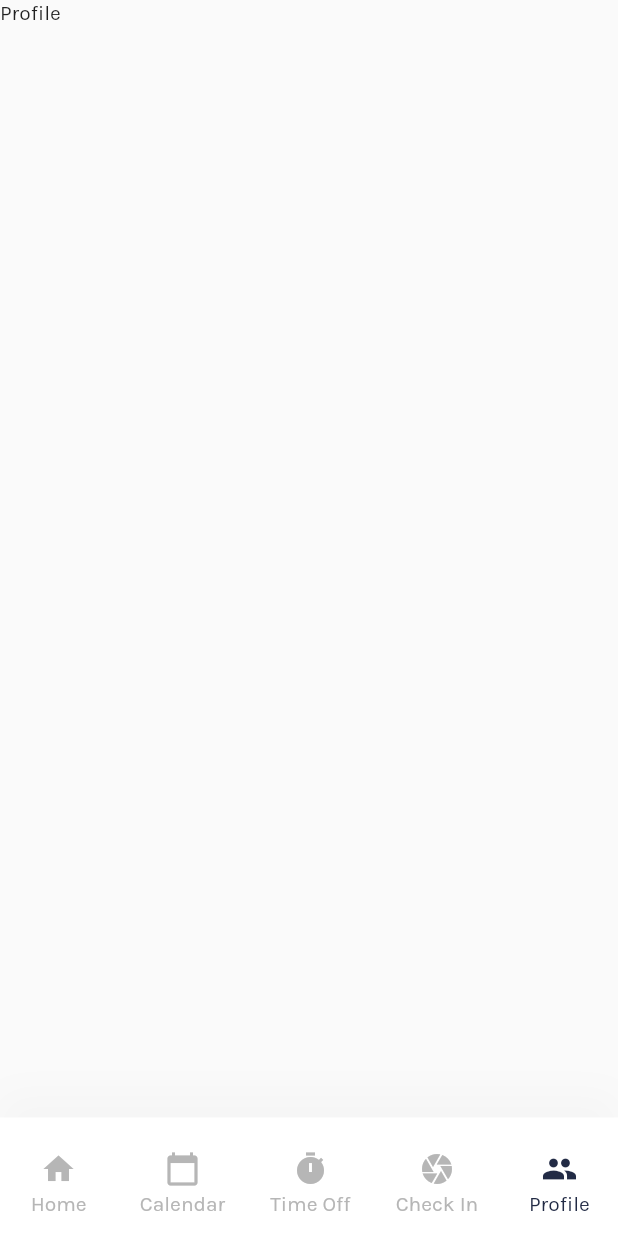
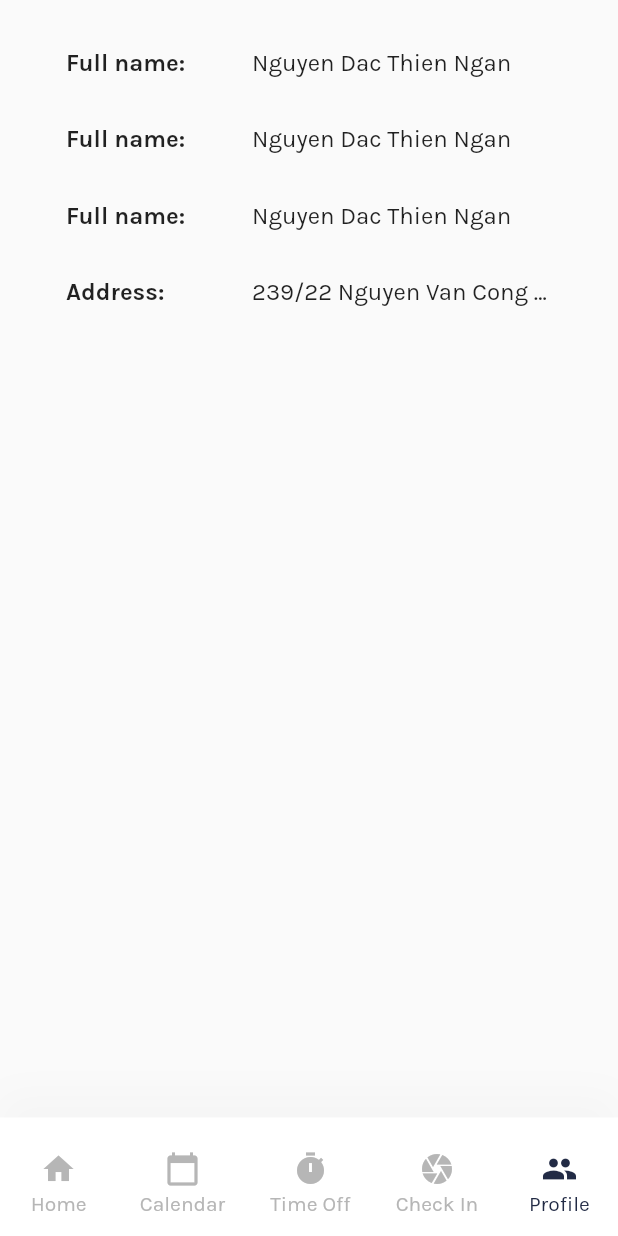
Before and after one commit to nguyendacthienngan/RecruitmentManagementApp, a Flutter app: the ProfilePage screen opened by its route, on a phone screen of 412 x 824 dp. Run offline on Flutter 3.47's test engine with Material 2 defaults, Android fonts, the phone set to English and light mode, and no system bars; our stand-ins replace table_calendar; missing offline and left inert: keyboard_visibility.

Commit message:
Label Component

```diff
--- a/recruitment_management_app/lib/components/label_component.dart
+++ b/recruitment_management_app/lib/components/label_component.dart
@@ -0,0 +1,40 @@
+import 'package:flutter/material.dart';
+
+class CustomLabel extends StatelessWidget {
+  final String title;
+  final String content;
+  CustomLabel({this.title, this.content});
+  @override
+  Widget build(BuildContext context) {
+    return Container(
+      padding: EdgeInsets.fromLTRB(0, 32, 0, 0),
+      child: Row(
+        mainAxisAlignment: MainAxisAlignment.spaceEvenly,
+          children: [
+            SizedBox(
+              width: 80,
+              child: Text(
+                title,
+                style: TextStyle(
+                  fontWeight: FontWeight.w700,
+                  fontSize: 16
+                ),
+              ),
+            ),
+            Flexible(
+              child: SizedBox(
+                width: 200,
+                child: Text(
+                  content,
+                  style: TextStyle(
+                    fontSize: 16,
+                  ),
+                  overflow: TextOverflow.ellipsis,
+                ),
+              ),
+            ),
+          ]
+      ),
+    );
+  }
+}
--- a/recruitment_management_app/lib/pages/profile/view/component/body.dart
+++ b/recruitment_management_app/lib/pages/profile/view/component/body.dart
@@ -1,6 +1,6 @@
 import 'package:flutter/material.dart';
 import 'package:recruitment_management_app/main.dart';
-
+import '../../../../components/label_component.dart';
 class Body extends StatelessWidget {
   @override
   Widget build(BuildContext context) {
@@ -8,7 +8,23 @@ class Body extends StatelessWidget {
       child: SingleChildScrollView(
         child: new Column(
           children: <Widget>[
-              new Text('Profile'),
+              //new Text('Profile'),
+            CustomLabel(
+              title: "Full name:",
+              content: "Nguyen Dac Thien Ngan",
+            ),
+            CustomLabel(
+              title: "Full name:",
+              content: "Nguyen Dac Thien Ngan",
+            ),
+            CustomLabel(
+              title: "Full name:",
+              content: "Nguyen Dac Thien Ngan",
+            ),
+            CustomLabel(
+              title: "Address:",
+              content: "239/22 Nguyen Van Cong P3 Quan Go Vap AAAAAAAAAA",
+            ),
           ],
         ),
       ),
```
